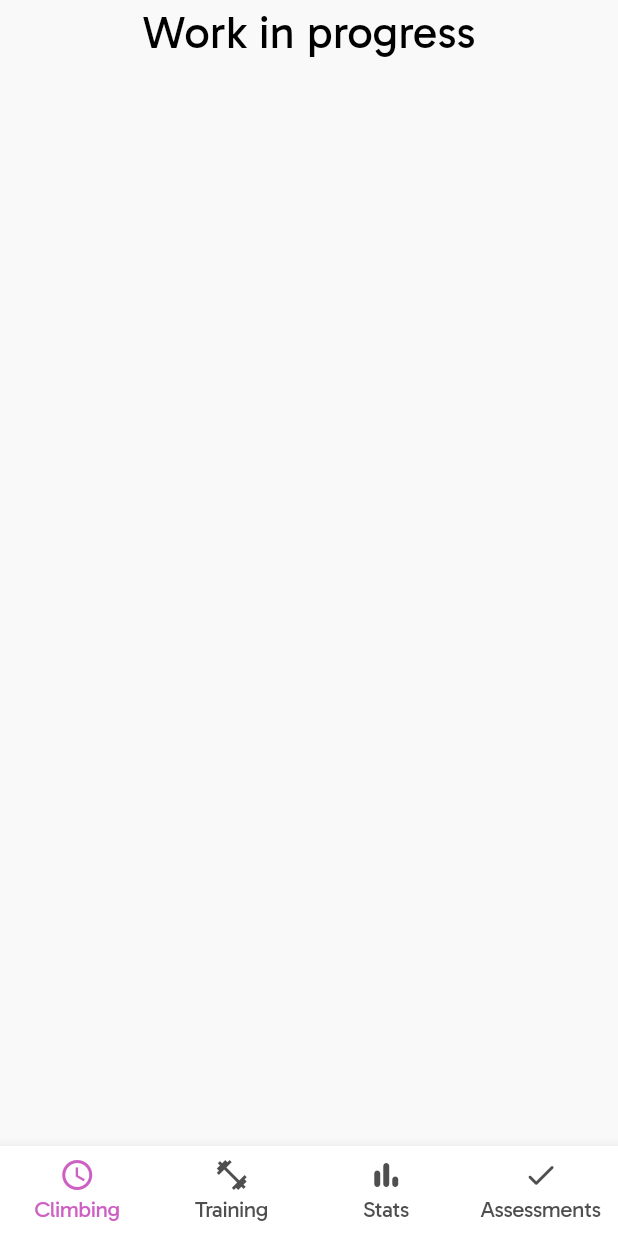
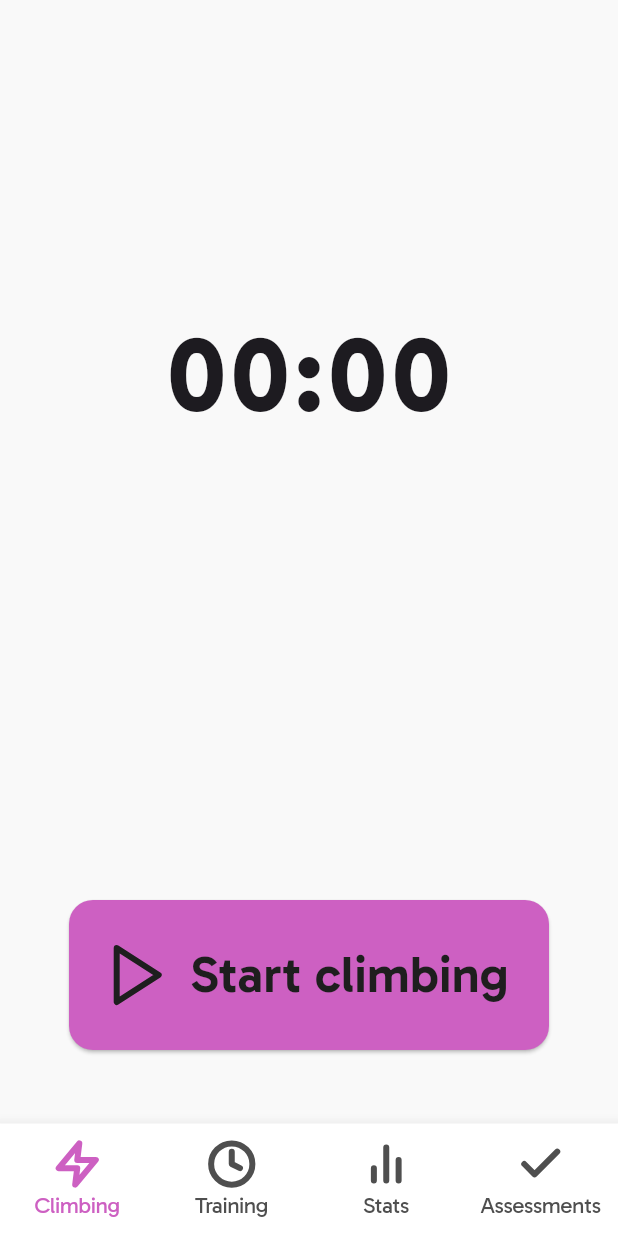
Before and after one commit to alegoupil/Climbing, a Flutter app: the screen it shows after launch, on a phone screen of 412 x 824 dp. Run offline on Flutter 3.47's test engine with Material 3 defaults, Android fonts, the light colour scheme and no system bars; our stand-ins replace flutter_svg.

Commit message:
Improved navbar, created climbing page

```diff
--- a/lib/main.dart
+++ b/lib/main.dart
@@ -23,6 +23,7 @@ class MyColors{
   static const lightBlack =  Color(0xFF4F4F4F);
   static const pink =  Color(0xFFCD60C2);
   static const almostWhite =  Color(0xFFF9F9F9);
+  static const almostBlack =  Color(0xFF1E1E1E);
   static get pinkBackground => const Color(0x26FF70F1);
   static const disactiveGrey =  Color(0xFFAAAAAA);
 }
--- /dev/null
+++ b/lib/pages/climbing.dart
@@ -0,0 +1,41 @@
+import 'package:flutter/material.dart';
+import 'package:climbing/main.dart';
+import 'package:flutter_svg/flutter_svg.dart';
+
+class ClimbingPage extends StatelessWidget {
+  const ClimbingPage({super.key});
+
+  @override
+  Widget build(BuildContext context) {
+    return Column(
+      children: [
+        const Padding(
+          padding: EdgeInsets.only(top:200.0, bottom: 300),
+          child: Text(
+            "00:00",
+            style: TextStyle(letterSpacing: 3, fontSize: 70, fontWeight: FontWeight.w700)
+          ),
+        ),
+        ElevatedButton.icon(
+        style: ElevatedButton.styleFrom(
+        backgroundColor: MyColors.pink,
+        foregroundColor: MyColors.almostBlack,
+        shape: RoundedRectangleBorder(
+          borderRadius: BorderRadius.circular(16.0),
+        ),
+        fixedSize: const Size(320,100)
+        ),
+        onPressed: () {},
+        icon: Padding(
+          padding: const EdgeInsets.all(3.0),
+          child: SvgPicture.asset('assets/icons/start.svg'),
+        ),
+        label: const Text(
+          'Start climbing',
+          style: TextStyle(letterSpacing: 0, fontWeight: FontWeight.w600 ,fontSize: 34)
+        ),
+        ),
+      ],
+    );
+  }
+}
--- a/lib/pages/home.dart
+++ b/lib/pages/home.dart
@@ -1,35 +1,25 @@
 import 'package:climbing/main.dart';
 import 'package:flutter/material.dart';
-import 'package:flutter_svg/svg.dart';
+import 'package:climbing/pages/climbing.dart';
+import 'package:flutter_svg/flutter_svg.dart';
 
-class HomePage extends StatelessWidget {
+class HomePage extends StatefulWidget {
   const HomePage({super.key});
 
+  static const List<Widget> _pages = <Widget>[
+    ClimbingPage(),
+    Text('Work in progress'),
+    Text('Work in progress'),
+    Text('Work in progress'),
+  ];
+
   @override
-  Widget build(BuildContext context) {
-    return const Scaffold(
-      backgroundColor: MyColors.almostWhite,
-      bottomNavigationBar: NavBar(),
-      body: Center(
-        child: Column (
-          children: [
-            Text("Work in progress", style: TextStyle(fontSize: 30, color: Colors.black)),
-          ],
-          )
-        ),
-    );
-  }
+  State<HomePage> createState() => _HomePageState();
 }
 
-class NavBar extends StatefulWidget {
-  const NavBar({super.key});
+class _HomePageState extends State<HomePage> {
+  int _selectedIndex = 0;
 
-  @override
-  State<NavBar> createState() => _NavBarState();
-}
-
-class _NavBarState extends State<NavBar> {
-  int _selectedIndex = 0;
   void _onItemTapped(int index) {
     setState(() {
       _selectedIndex = index;
@@ -38,38 +28,54 @@ class _NavBarState extends State<NavBar> {
 
   @override
   Widget build(BuildContext context) {
-    return BottomNavigationBar(
-        // elevation: 0.0,
-        items: const <BottomNavigationBarItem>[ //les icons sont bien moches
+    return Scaffold(
+      backgroundColor: MyColors.almostWhite,
+      bottomNavigationBar: NavBar(
+        selectedIndex: _selectedIndex,
+        onItemTapped: _onItemTapped,
+      ),
+      body: Center(
+        child: HomePage._pages.elementAt(_selectedIndex),
+      ),
+    );
+  }
+}
+
+class NavBar extends StatelessWidget {
+  final int selectedIndex;
+  final ValueChanged<int> onItemTapped;
+
+  const NavBar({
+    required this.selectedIndex,
+    required this.onItemTapped,
+    super.key,
+  });
+
+  @override
+  Widget build(BuildContext context) {
+    return SizedBox(
+      height: 75,
+      child: BottomNavigationBar(
+        items: <BottomNavigationBarItem>[
           BottomNavigationBarItem(
-            icon: Icon(
-              Icons.access_time,
-              weight: 4,
-            ),
+            icon: SvgPicture.asset('assets/icons/climbing.svg', color: selectedIndex==0?MyColors.pink : MyColors.lightBlack),
             label: 'Climbing',
           ),
           BottomNavigationBarItem(
-            icon: Icon(
-              Icons.fitness_center,
-              ),
+            icon: SvgPicture.asset('assets/icons/training.svg', color: selectedIndex==1?MyColors.pink : MyColors.lightBlack),
             label: 'Training',
           ),
           BottomNavigationBarItem(
-            icon: Icon(
-              Icons.bar_chart_rounded,
-              ),
+            icon: SvgPicture.asset('assets/icons/stats.svg', color: selectedIndex==2?MyColors.pink : MyColors.lightBlack),
             label: 'Stats',
           ),
           BottomNavigationBarItem(
-            icon: Icon(
-              Icons.check_rounded,
-            ),
+            icon: SvgPicture.asset('assets/icons/assessments.svg', color: selectedIndex==3?MyColors.pink : MyColors.lightBlack),
             label: 'Assessments',
           ),
         ],
-        currentIndex: _selectedIndex,
-        onTap: _onItemTapped,
-
+        currentIndex: selectedIndex,
+        onTap: onItemTapped,
         backgroundColor: Colors.white,
         unselectedItemColor: MyColors.lightBlack,
         unselectedFontSize: 15,
@@ -78,6 +84,7 @@ class _NavBarState extends State<NavBar> {
         selectedLabelStyle: const TextStyle(letterSpacing: -0.32),
         showUnselectedLabels: true,
         type: BottomNavigationBarType.fixed,
-        );
+      ),
+    );
   }
 }
```
Also changed, not shown: pubspec.yaml (+5 -5 lines), assets/icons/assessments.svg (added), assets/icons/climbing.svg (added), assets/icons/old/chart_selected.svg (renamed from assets/icons/chart_selected.svg), assets/icons/old/chart_unselected.svg (renamed from assets/icons/chart_unselected.svg), assets/icons/old/check_selected.svg (renamed from assets/icons/check_selected.svg), assets/icons/old/check_unselected.svg (renamed from assets/icons/check_unselected.svg), assets/icons/old/zap_selected.svg (renamed from assets/icons/zap_selected.svg), assets/icons/old/zap_unselected.svg (renamed from assets/icons/zap_unselected.svg), assets/icons/start.svg (added), assets/icons/stats.svg (added), assets/icons/training.svg (added), 1 other file.
